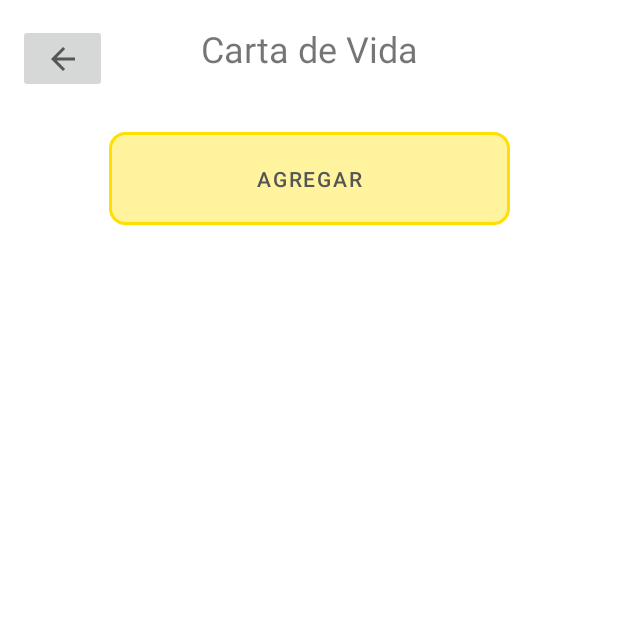
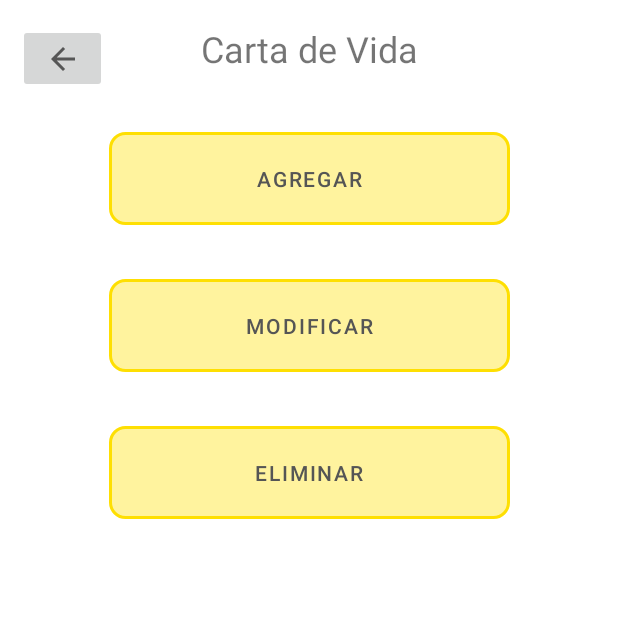
Before and after one commit to ArturoCabb/Banco-de-Tiempo, an Android app: the CartaVidaActivity screen opened directly, with no data from a screen before it, on a phone screen of 412 x 824 dp, the top half of it. Run offline under Robolectric (Android 15) with nearby library versions, the phone set to English and light mode, and no system bars; our stand-ins replace Firebase (no records; nobody signed in at launch, a user with empty details on screens opened directly), navigation-ui.

Commit message:
Revert "quitar relleno"
This reverts commit 02b36c3ed2c62a3f06c6f53c5705cb6ddfbcd152.

```diff
--- a/app/src/main/res/layout/activity_carta_vida.xml
+++ b/app/src/main/res/layout/activity_carta_vida.xml
@@ -17,6 +17,30 @@
         app:layout_constraintEnd_toEndOf="parent"
         app:layout_constraintStart_toStartOf="parent"
         app:layout_constraintTop_toTopOf="parent" />
+
+    <Button
+        android:id="@+id/btEliminarTrabajo"
+        android:layout_width="267dp"
+        android:layout_height="62dp"
+        android:layout_marginTop="36dp"
+        android:background="@drawable/secondary_button"
+        android:onClick="eliminar"
+        android:text="Eliminar"
+        app:layout_constraintEnd_toEndOf="parent"
+        app:layout_constraintStart_toStartOf="parent"
+        app:layout_constraintTop_toBottomOf="@+id/btModificar" />
+
+    <Button
+        android:id="@+id/btModificar"
+        android:layout_width="267dp"
+        android:layout_height="62dp"
+        android:layout_marginTop="36dp"
+        android:background="@drawable/secondary_button"
+        android:onClick="modificar"
+        android:text="Modificar"
+        app:layout_constraintEnd_toEndOf="parent"
+        app:layout_constraintStart_toStartOf="parent"
+        app:layout_constraintTop_toBottomOf="@+id/btAgregarTrabajo" />
 
     <Button
         android:id="@+id/btAgregarTrabajo"
```
Also changed, not shown: app/src/main/res/layout/activity_ejecucion_trabajo.xml (+15 -4 lines).
